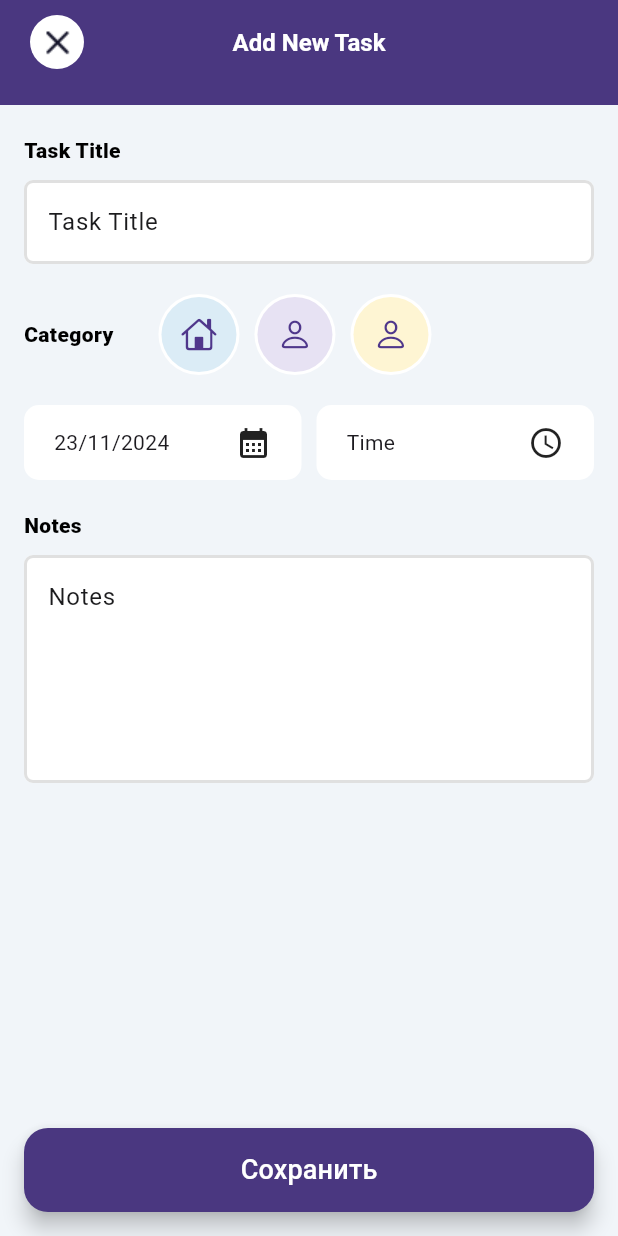
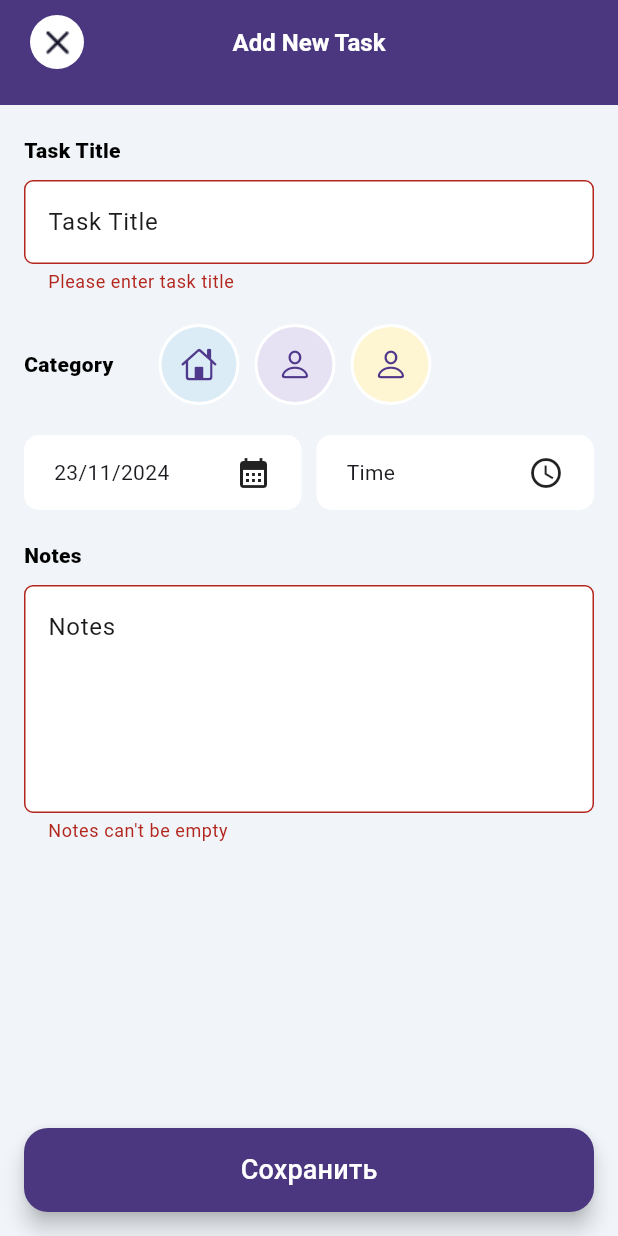
Before and after one commit to PrudkoVitaly/app_task, a Flutter app: the AddScreen screen opened directly, after a tap on "Сохранить", on a phone screen of 412 x 824 dp. Run offline on Flutter 3.47's test engine with Material 3 defaults, Android fonts, the phone set to English and light mode, and no system bars; our stand-ins replace animate_do, calendar_timeline, get_it, hive, hive_flutter; accounts and stored records are empty; generated files the repository leaves out were written again.

Commit message:
23/11/2024

```diff
--- a/lib/domain/entities/tasks_entities.dart
+++ b/lib/domain/entities/tasks_entities.dart
@@ -1,4 +1,5 @@
 class TasksEntities {
+  final String id;
   final String title;
   final int color;
   final String icon;
@@ -9,6 +10,7 @@ class TasksEntities {
   bool isDone;
 
   TasksEntities({
+    required this.id,
     required this.title,
     required this.color,
     required this.icon,
--- /dev/null
+++ b/lib/domain/use_case/add_task_useCase.dart
@@ -0,0 +1,13 @@
+import 'package:app_task/domain/entities/tasks_entities.dart';
+
+import '../repositories/task_repositories.dart';
+
+class AddTaskUseCase {
+  final TaskRepositories taskRepositories;
+
+  AddTaskUseCase({required this.taskRepositories});
+
+  Future<void> call(TasksEntities tasksEntities) async {
+    await taskRepositories.addTask(tasksEntities);
+  }
+}
--- a/lib/presentation/screens/add_screen.dart
+++ b/lib/presentation/screens/add_screen.dart
@@ -1,10 +1,14 @@
 import 'package:animate_do/animate_do.dart';
+import 'package:app_task/domain/entities/tasks_entities.dart';
+import 'package:app_task/domain/use_case/add_task_useCase.dart';
 import 'package:app_task/presentation/screens/home_screens.dart';
 import 'package:flutter/material.dart';
 import 'package:hive/hive.dart';
 
 import '../../core/app_colors.dart';
 import '../../data/model/categoty_model.dart';
+import '../../data/model/task_model.dart';
+import '../../service_locator.dart';
 import '../widgets/app_bar_widget.dart';
 import '../widgets/floating_button_widget.dart';
 
@@ -73,6 +77,29 @@ class _AddScreenState extends State<AddScreen> {
     "Shopping": Icons.shopping_bag,
     "Travel": Icons.flight,
   };
+
+  final addTaskUseCase = sl<AddTaskUseCase>();
+
+  void save() async {
+    final title = titleController.text;
+    final notes = notesController.text;
+    if (key.currentState!.validate()) {
+      final task = TasksEntities(
+        title: title,
+        color: 0xFFDBECF6,
+        icon: categoryIcons.keys.toList()[0],
+        date:  DateTime.now(),
+        hour: TimeOfDay.now().hour,
+        minute: TimeOfDay.now().minute,
+        notes: notes,
+        id: DateTime.now().toString(),
+      );
+
+      await addTaskUseCase.call(task);
+      Navigator.pop(context);
+    }
+
+  }
 
   @override
   Widget build(BuildContext context) {
@@ -148,7 +175,9 @@ class _AddScreenState extends State<AddScreen> {
         duration: const Duration(milliseconds: 2000),
         child: FloatingButtonWidget(
           title: "Сохранить",
-          onPressed: () {},
+          onPressed: () {
+            save();
+          },
         ),
       ),
     );
--- a/pubspec.yaml
+++ b/pubspec.yaml
@@ -40,6 +40,7 @@ dependencies:
   hive: ^2.2.3
   hive_flutter: ^1.1.0
   animate_do: ^3.3.4
+  get_it: ^8.0.2
 #  intl: ^0.20.0
 
 dev_dependencies:
```
Also changed, not shown: lib/data/data_sourse/task_date_source.dart (+6 -10 lines), lib/data/repositories_impl/task_repositories_impl.dart (+32 -7 lines), lib/domain/use_case/get_task_useCase.dart (added, +13 -0 lines), lib/main.dart (+6 -7 lines), lib/presentation/screens/home_screens.dart (+27 -26 lines), lib/presentation/widgets/task_container_widget.dart (+10 -8 lines), lib/service_locator.dart (added, +41 -0 lines), pubspec.lock.
